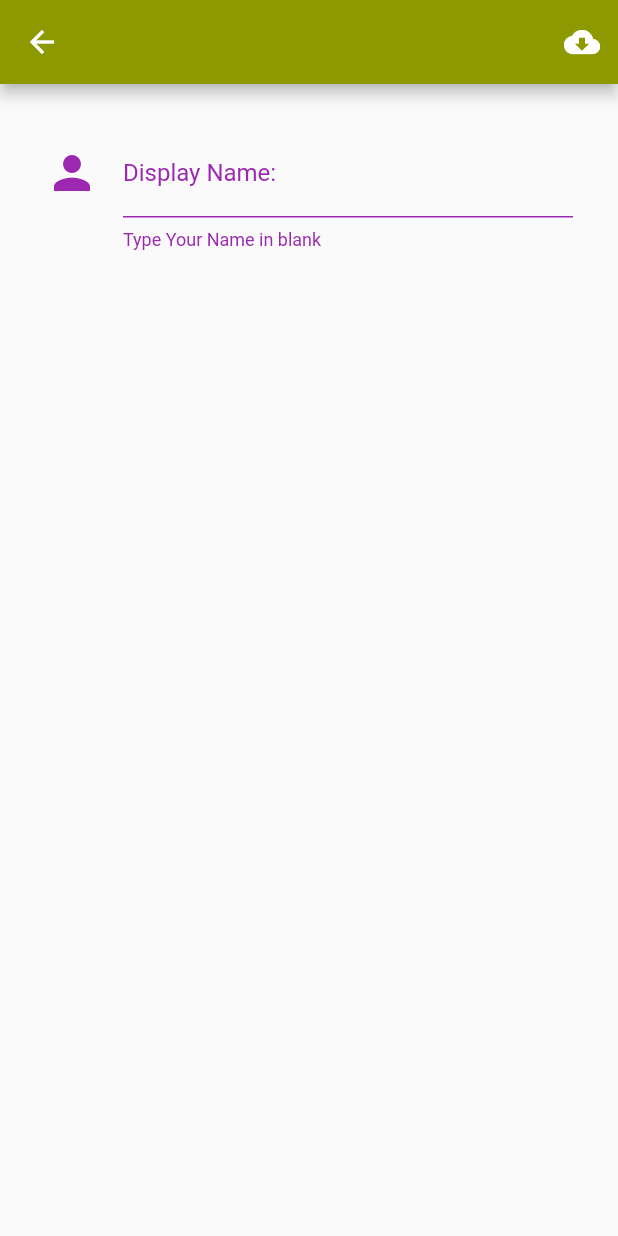
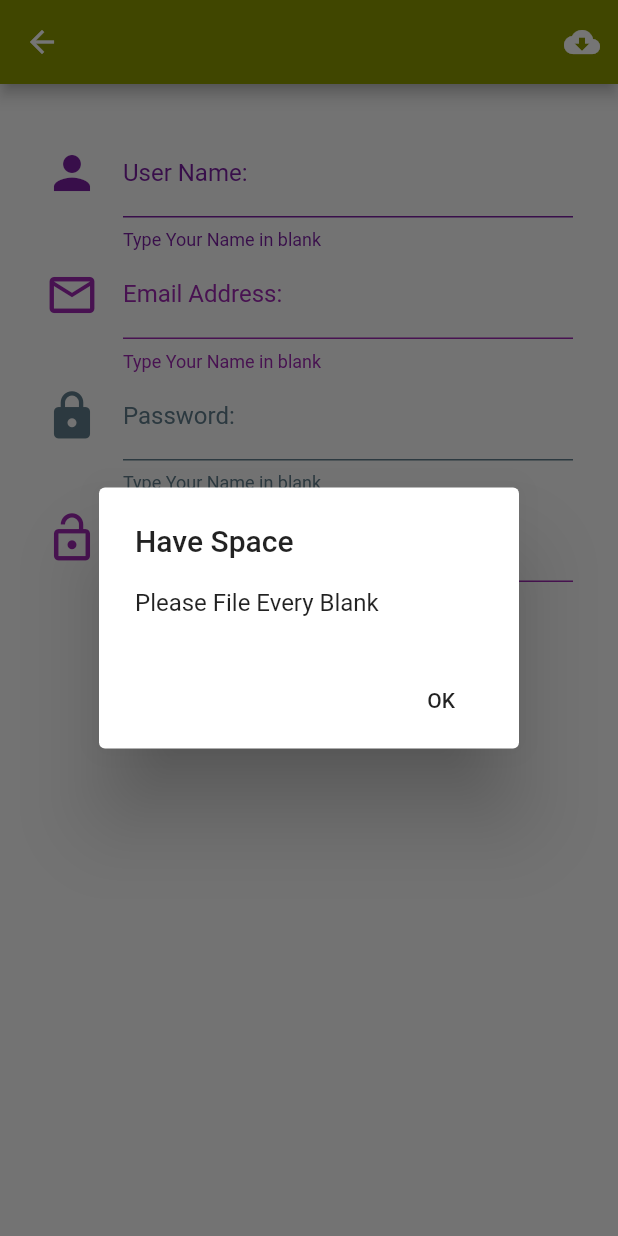
Before and after one commit to Komkrit2107/komkritproduct, a Flutter app: the Register screen opened directly, after a tap on the "cloud download" icon, on a phone screen of 412 x 824 dp. Run offline on Flutter 3.47's test engine with Material 2 defaults, Android fonts, the phone set to English and light mode, and no system bars.

Commit message:
Get Value From TextField success

```diff
--- /dev/null
+++ b/lib/utility/normal_dialog.dart
@@ -0,0 +1,22 @@
+import 'package:flutter/material.dart';
+
+//ทำ Tool เพื่อแจ้งเตื่อน
+Future<void> normalDialog(
+    BuildContext context, String title, String message) async {
+  showDialog(
+      context: context,
+      builder: (BuildContext context) {
+        return AlertDialog(
+          title: Text(title),
+          content: Text(message),
+          actions: <Widget>[
+            FlatButton(
+              onPressed: () {
+                Navigator.of(context).pop();
+              },
+              child: Text('OK'),
+            )
+          ],
+        );
+      });
+}
--- a/lib/widget/authen.dart
+++ b/lib/widget/authen.dart
@@ -51,7 +51,7 @@ class _AuthenState extends State<Authen> {
   Widget showLogo() {
     return Container(
       height: 120.0,
-      child: Image.asset('images/logo.png'),
+      child: Image.asset('images/logo12.png'),
     );
   }
 
--- a/lib/widget/register.dart
+++ b/lib/widget/register.dart
@@ -1,5 +1,6 @@
 import 'package:flutter/material.dart';
 import 'package:kritproduct/utility/my_style.dart';
+import 'package:kritproduct/utility/normal_dialog.dart';
 
 class Register extends StatefulWidget {
   @override
@@ -7,13 +8,17 @@ class Register extends StatefulWidget {
 }
 
 class _RegisterState extends State<Register> {
-  //Field
+  //Field ประกาศตัวแปร
+  String name, user, password, rePassword;
 
   //Method กำหนดรูปคน และกำหนดค่าสี
   Widget nameForm() {
     //ประกาศตัวแปร เป็นสี
-    Color color = Colors.purple;
+    Color color = Colors.purple.shade700;
     return TextField(
+      onChanged: (String string) {
+        name = string.trim();
+      },
       decoration: InputDecoration(
           enabledBorder: UnderlineInputBorder(
             borderSide: BorderSide(color: color),
@@ -21,7 +26,7 @@ class _RegisterState extends State<Register> {
           helperStyle: TextStyle(color: color),
           helperText: 'Type Your Name in blank',
           labelStyle: TextStyle(color: color),
-          labelText: 'Display Name:',
+          labelText: 'User Name:',
           icon: Icon(
             Icons.person,
             size: 36.0,
@@ -30,11 +35,97 @@ class _RegisterState extends State<Register> {
     );
   }
 
+  Widget userForm() {
+    //ประกาศตัวแปร เป็นสี
+    Color color = Colors.purple;
+    return TextField(
+      onChanged: (String string) {
+        user = string.trim();
+      },
+      decoration: InputDecoration(
+          enabledBorder: UnderlineInputBorder(
+            borderSide: BorderSide(color: color),
+          ),
+          helperStyle: TextStyle(color: color),
+          helperText: 'Type Your Name in blank',
+          labelStyle: TextStyle(color: color),
+          labelText: 'Email Address:',
+          icon: Icon(
+            Icons.mail_outline,
+            size: 36.0,
+            color: color,
+          )),
+    );
+  }
+
+  Widget passwordForm() {
+    //ประกาศตัวแปร เป็นสี
+    Color color = Colors.blueGrey;
+    return TextField(obscureText: true,
+      onChanged: (String string) {
+        password = string.trim();
+      },
+      decoration: InputDecoration(
+          enabledBorder: UnderlineInputBorder(
+            borderSide: BorderSide(color: color),
+          ),
+          helperStyle: TextStyle(color: color),
+          helperText: 'Type Your Name in blank',
+          labelStyle: TextStyle(color: color),
+          labelText: 'Password:',
+          icon: Icon(
+            Icons.lock,
+            size: 36.0,
+            color: color,
+          )),
+    );
+  }
+
+  Widget rePasswordForm() {
+    //ประกาศตัวแปร เป็นสี
+    Color color = Colors.purple;
+    return TextField(obscureText: true,
+      onChanged: (String string) {
+        rePassword = string.trim();
+      },
+      decoration: InputDecoration(
+          enabledBorder: UnderlineInputBorder(
+            borderSide: BorderSide(color: color),
+          ),
+          helperStyle: TextStyle(color: color),
+          helperText: 'Type Your Name in blank',
+          labelStyle: TextStyle(color: color),
+          labelText: 'Re Password :',
+          icon: Icon(
+            Icons.lock_open,
+            size: 36.0,
+            color: color,
+          )),
+    );
+  }
+  //กำหนดค่าตัวแปร เพื่อให้แจ้ง Message ออกมา
   Widget registerButton() {
     return IconButton(
       tooltip: 'UpLoad To Server',
       icon: Icon(Icons.cloud_download),
-      onPressed: () {},
+      onPressed: () {
+        print(
+            'name =$name, user =$user, password =$password, rePassword =$rePassword');
+        if (name == null ||
+            name.isEmpty ||
+            user == null ||
+            user.isEmpty ||
+            password == null ||
+            password.isEmpty ||
+            rePassword == null ||
+            rePassword.isEmpty) {
+          normalDialog(context, 'Have Space', 'Please File Every Blank');
+        } else if (password == rePassword) {
+
+        } else {
+          normalDialog(context, 'Password Not Math', 'Pleese Type Password Math Re Password');
+        }
+      },
     );
   }
 
@@ -46,6 +137,9 @@ class _RegisterState extends State<Register> {
         padding: EdgeInsets.all(30.0),
         children: <Widget>[
           nameForm(),
+          userForm(),
+          passwordForm(),
+          rePasswordForm(),
         ],
       ),
       appBar: AppBar(
--- a/pubspec.yaml
+++ b/pubspec.yaml
@@ -43,6 +43,7 @@ flutter:
   # To add assets to your application, add an assets section, like this:
   assets:
    - images/logo.png
+   - images/logo12.png
   #  - images/a_dot_ham.jpeg
 
   # An image asset can refer to one or more resolution-specific "variants", see
```
Also changed, not shown: images/logo12.png (added).
